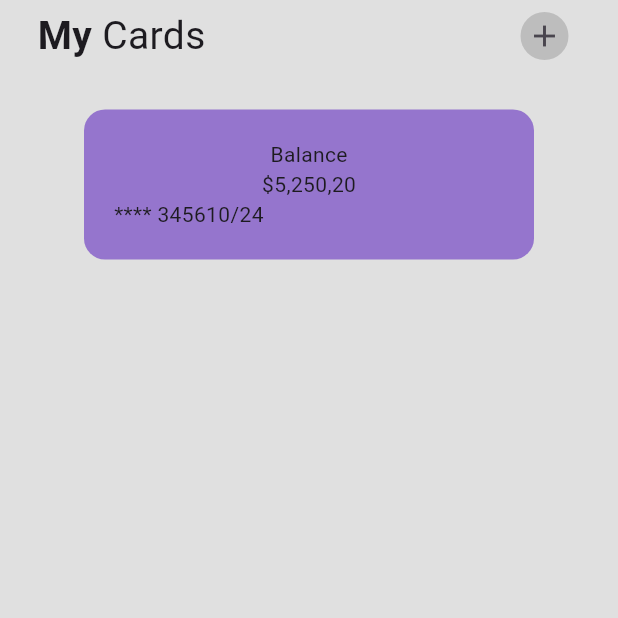
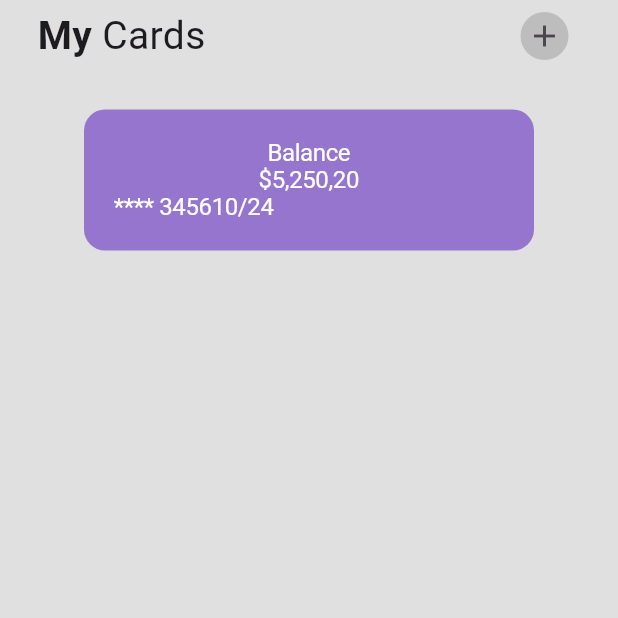
Before and after one commit to songhee24/wallet-app-ui, a Flutter app: the screen it shows after launch, on a phone screen of 412 x 824 dp, the top half of it. Run offline on Flutter 3.47's test engine with Material 2 defaults, Android fonts, the light colour scheme and no system bars.

Commit message:
start to layout cards #3

```diff
--- a/lib/src/main.dart
+++ b/lib/src/main.dart
@@ -13,7 +13,16 @@ class MyApp extends StatelessWidget {
     return MaterialApp(
       debugShowCheckedModeBanner: false,
       theme: ThemeData(
-          colorSchemeSeed: const Color(0xff6750a4), useMaterial3: true),
+        colorSchemeSeed: const Color(0xff6750a4),
+        useMaterial3: true,
+        textTheme: const TextTheme(
+          headline1: TextStyle(
+            fontWeight: FontWeight.w400,
+            fontSize: 16,
+            color: Colors.white,
+          ),
+        ),
+      ),
       home: HomeScreen(),
     );
   }
--- a/lib/src/screens/home_screen.dart
+++ b/lib/src/screens/home_screen.dart
@@ -68,12 +68,24 @@ class _HomeScreenState extends State<HomeScreen> {
               ),
               child: Column(
                 children: <Widget>[
-                  Text('Balance'),
-                  Text('\$5,250,20'),
+                  Text(
+                    'Balance',
+                    style: Theme.of(context).textTheme.headline1,
+                  ),
+                  Text(
+                    '\$5,250,20',
+                    style: Theme.of(context).textTheme.headline1,
+                  ),
                   Row(
-                    children: const <Widget>[
-                      Text('**** 3456'),
-                      Text('10/24'),
+                    children: <Widget>[
+                      Text(
+                        '**** 3456',
+                        style: Theme.of(context).textTheme.headline1,
+                      ),
+                      Text(
+                        '10/24',
+                        style: Theme.of(context).textTheme.headline1,
+                      ),
                     ],
                   )
                 ],
```
